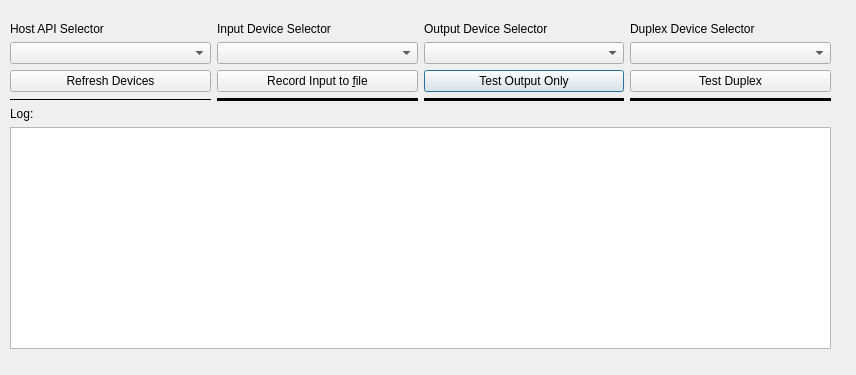
sjk7/portaudiopp, file portaudiopp/usingqt/qtportaudiopp/dialog.ui: the form before one commit.
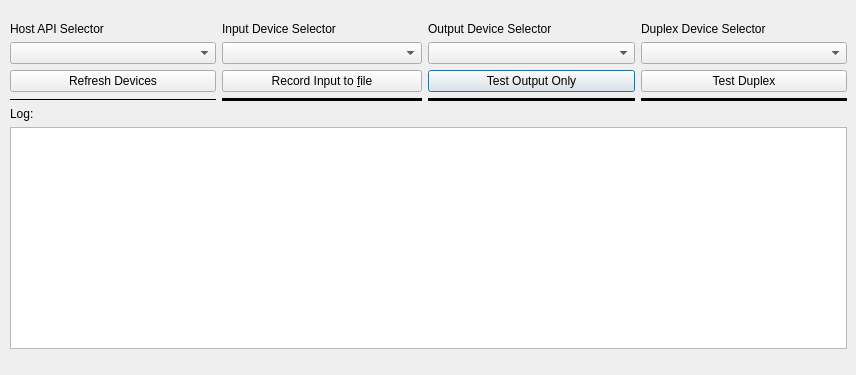
The form after the commit.

Diff of the .ui file:
```diff
--- a/portaudiopp/usingqt/qtportaudiopp/dialog.ui
+++ b/portaudiopp/usingqt/qtportaudiopp/dialog.ui
@@ -18,7 +18,7 @@
     <rect>
      <x>10</x>
      <y>22</y>
-     <width>821</width>
+     <width>837</width>
      <height>327</height>
     </rect>
    </property>
@@ -87,7 +87,20 @@
          </widget>
         </item>
         <item>
-         <widget class="QComboBox" name="cboInput"/>
+         <widget class="QComboBox" name="cboInput">
+          <property name="sizePolicy">
+           <sizepolicy hsizetype="Fixed" vsizetype="Fixed">
+            <horstretch>0</horstretch>
+            <verstretch>0</verstretch>
+           </sizepolicy>
+          </property>
+          <property name="minimumSize">
+           <size>
+            <width>200</width>
+            <height>0</height>
+           </size>
+          </property>
+         </widget>
         </item>
         <item>
          <widget class="QPushButton" name="btnTestInput">
@@ -110,6 +123,18 @@
         </item>
         <item>
          <widget class="Line" name="lineRecLevel">
+          <property name="sizePolicy">
+           <sizepolicy hsizetype="Fixed" vsizetype="Fixed">
+            <horstretch>0</horstretch>
+            <verstretch>0</verstretch>
+           </sizepolicy>
+          </property>
+          <property name="minimumSize">
+           <size>
+            <width>200</width>
+            <height>0</height>
+           </size>
+          </property>
           <property name="autoFillBackground">
            <bool>false</bool>
           </property>
@@ -117,10 +142,10 @@
            <enum>QFrame::Plain</enum>
           </property>
           <property name="lineWidth">
-           <number>50</number>
+           <number>100</number>
           </property>
           <property name="midLineWidth">
-           <number>50</number>
+           <number>100</number>
           </property>
           <property name="orientation">
            <enum>Qt::Horizontal</enum>
```
